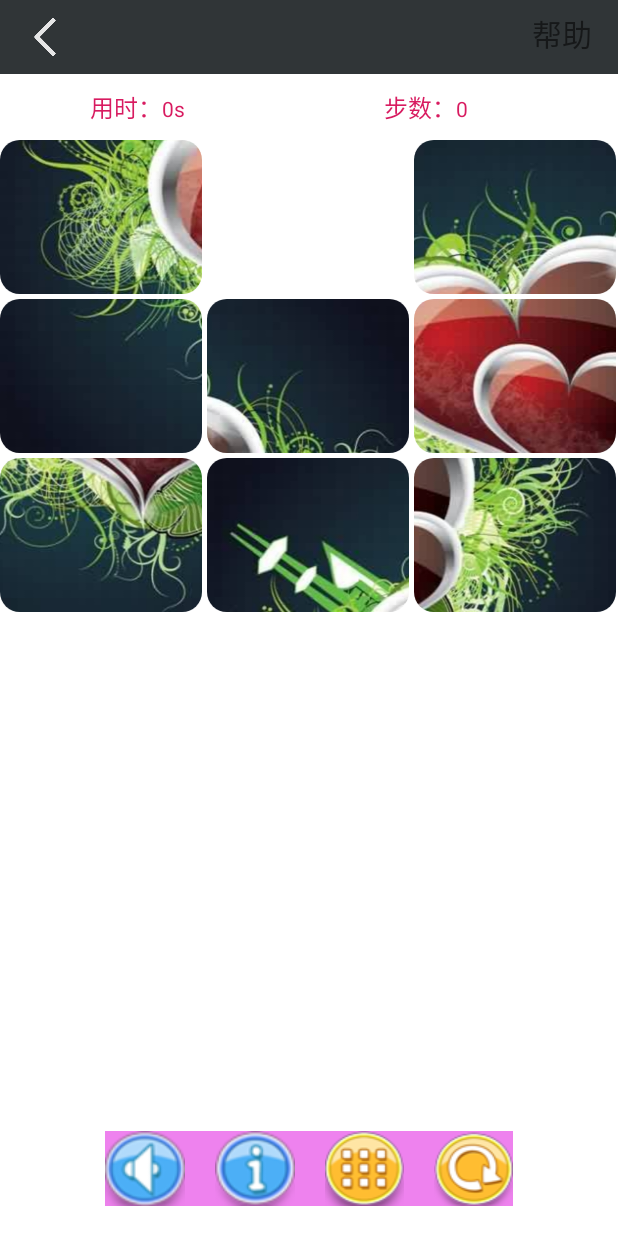
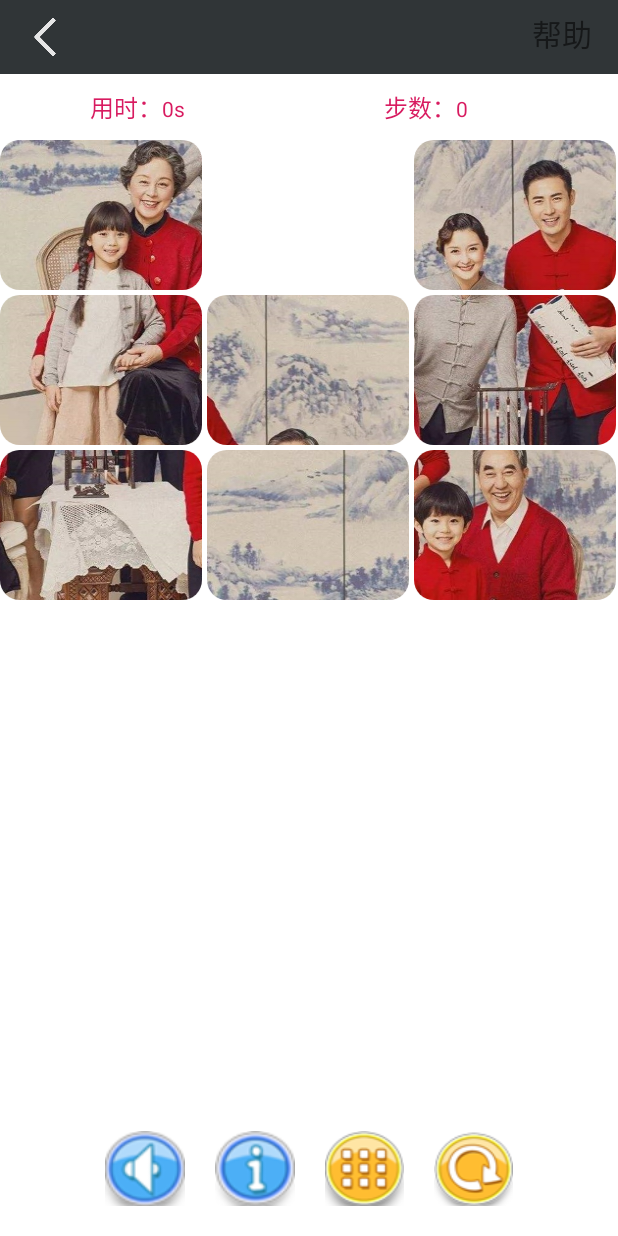
Before and after one commit to Michaelfzy/Remember, an Android app: the TakePicturesPage screen opened directly, with no data from a screen before it, after a tap on "图片1", on a phone screen of 412 x 824 dp. Run offline under Robolectric (Android 15) with nearby library versions, the light colour scheme and no system bars; pictures from the network do not load.

Commit message:
2019/7/18/12:07 修改页面

```diff
--- a/app/src/main/res/layout/activity_moving_maze.xml
+++ b/app/src/main/res/layout/activity_moving_maze.xml
@@ -102,10 +102,7 @@
         />
 
 
-
-
     <LinearLayout
-        android:orientation="horizontal"
         android:layout_width="match_parent"
         android:layout_height="wrap_content"
         android:layout_marginStart="70dp"
@@ -113,44 +110,45 @@
         android:layout_marginBottom="20dp"
         android:layout_weight="0"
         android:background="@color/violet"
-        >
+        android:orientation="horizontal">
 
-        <ImageButton android:background="@drawable/withmusic"
+        <ImageButton
             android:id="@+id/jingyin"
             android:layout_width="100dp"
             android:layout_height="50dp"
+            android:layout_marginEnd="20dp"
             android:layout_weight="1"
-            android:layout_marginEnd="20dp"
-            android:onClick="onClick"/>
+            android:background="@drawable/withmusic"
+            android:onClick="onClick" />
 
 
-        <ImageButton android:background="@drawable/help"
+        <ImageButton
             android:id="@+id/help1"
             android:layout_width="100dp"
             android:layout_height="50dp"
+            android:layout_marginEnd="20dp"
             android:layout_weight="1"
-            android:layout_marginEnd="20dp"
-            android:onClick="onClick"/>
+            android:background="@drawable/help"
+            android:onClick="onClick" />
 
 
-
-        <ImageButton android:background="@drawable/fanhuiguan"
+        <ImageButton
             android:id="@+id/guanqia"
             android:layout_width="100dp"
             android:layout_height="50dp"
+            android:layout_marginEnd="20dp"
             android:layout_weight="1"
-            android:layout_marginEnd="20dp"
-            android:onClick="onClick"/>
-
+            android:background="@drawable/fanhuiguan"
+            android:onClick="onClick" />
 
 
         <ImageButton
             android:id="@+id/fanhui"
             android:layout_width="100dp"
             android:layout_height="50dp"
+            android:layout_weight="1"
             android:background="@drawable/retrywww"
-            android:layout_weight="1"
-            android:onClick="onClick"/>
+            android:onClick="onClick" />
     </LinearLayout>
 
 
--- a/app/src/main/res/values/colors.xml
+++ b/app/src/main/res/values/colors.xml
@@ -148,7 +148,7 @@
     <color name="khaki">#f0e68c</color> <!-- 黄褐色 -->
     <color name="lightcoral">#f08080</color> <!-- 亮珊瑚色 -->
     <color name="palegoldenrod">#eee8aa</color> <!-- 苍麒麟色 -->
-    <color name="violet">#ee82ee</color> <!-- 紫罗兰色 -->
+    <color name="violet">#FFFFFF</color> <!-- 紫罗兰色 -->
     <color name="darksalmon">#e9967a</color> <!-- 暗肉色 -->
     <color name="lightgreen">#90ee90</color> <!-- 亮绿色 -->
     <color name="darkseagreen">#8fbc8f</color> <!-- 暗海兰色 -->
```
Also changed, not shown: app/src/main/res/drawable/image1.jpg.
